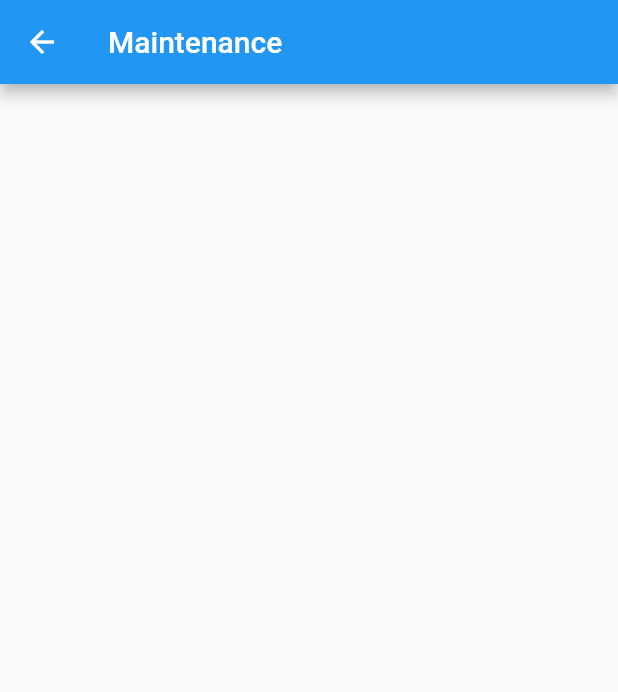
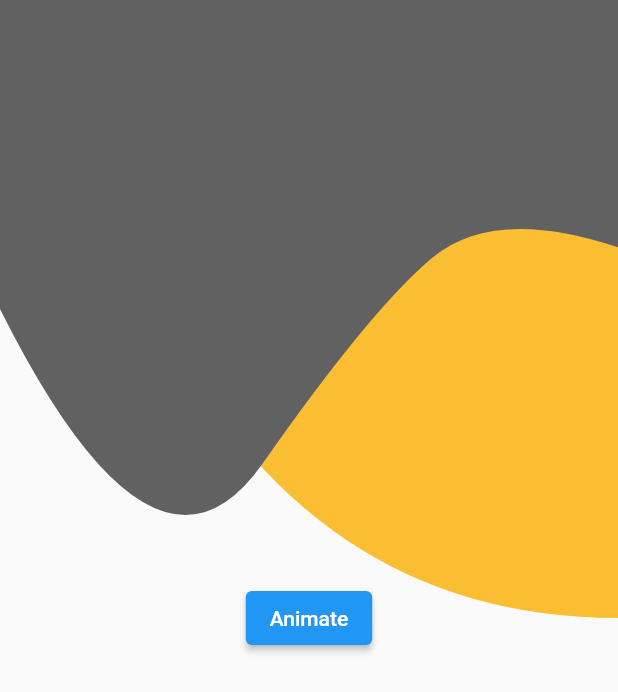
Before and after one commit to Sahajpal/Maintenance_app, a Flutter app: the screen it shows after launch, on a phone screen of 412 x 824 dp. Shown: the top 692 px of the screen. Run offline on Flutter 3.47's test engine with Material 2 defaults, Android fonts, the phone set to English and light mode, and no system bars; our stand-ins replace flutter_spinkit.

Commit message:
Implemented Color Palette and Animations

```diff
--- /dev/null
+++ b/lib/config/palette.dart
@@ -0,0 +1,8 @@
+import 'package:flutter/painting.dart';
+
+class Palette {
+  static const Color Yellow = Color(0xfffbbd32);
+  static const Color DarkGrey = Color(0xff616161);
+  static const Color MediumGrey = Color(0xff9c9c9c);
+  static const Color LightGrey = Color(0xffacacac);
+}
--- a/lib/main.dart
+++ b/lib/main.dart
@@ -2,6 +2,7 @@ import 'package:flutter/material.dart';
 import 'package:maintenance_app/screens/splash_screen.dart';
 
 void main() {
+
   runApp(MyApp());
 }
 
--- /dev/null
+++ b/lib/screens/auth.dart
@@ -0,0 +1,49 @@
+import 'package:flutter/material.dart';
+import 'package:maintenance_app/screens/auth_anitmation.dart';
+
+class AuthScreen extends StatefulWidget {
+  const AuthScreen({Key key}) : super(key: key);
+
+  @override
+  _AuthScreenState createState() => _AuthScreenState();
+}
+
+class _AuthScreenState extends State<AuthScreen> with SingleTickerProviderStateMixin{
+  AnimationController _controller;
+
+  @override
+  void initState() {
+    _controller = AnimationController(vsync: this, duration: Duration(seconds: 2));
+    super.initState();
+  }
+
+  @override
+  void dispose() {
+    _controller.dispose();
+    super.dispose();
+  }
+
+  @override
+  Widget build(BuildContext context) {
+    return Scaffold(
+      body: Stack(
+        children: [
+          SizedBox.expand(
+            child: CustomPaint(
+              painter: BackgroundPainter(
+                animation: _controller.view,
+              ),
+            ),
+          ),
+          Center(
+            child: ElevatedButton(onPressed: () {
+              _controller.forward(from: 0);
+            },
+              child: Text('Animate'),
+            ),
+          ),
+        ],
+      ),
+    );
+  }
+}
--- /dev/null
+++ b/lib/screens/auth_anitmation.dart
@@ -0,0 +1,219 @@
+import 'dart:math';
+import 'dart:ui';
+
+import 'package:flutter/animation.dart';
+import 'package:flutter/rendering.dart';
+import 'package:maintenance_app/config/palette.dart';
+
+class BackgroundPainter extends CustomPainter {
+  BackgroundPainter({Animation<double> animation})
+      : yellow = Paint()
+          ..color = Palette.Yellow
+          ..style = PaintingStyle.fill,
+        darkGrey = Paint()
+          ..color = Palette.DarkGrey
+          ..style = PaintingStyle.fill,
+        mediumGrey = Paint()
+          ..color = Palette.MediumGrey
+          ..style = PaintingStyle.fill,
+        lightGrey = Paint()
+          ..color = Palette.LightGrey
+          ..style = PaintingStyle.fill,
+        liquidAnim = CurvedAnimation(
+          parent: animation,
+          curve: Curves.elasticOut,
+          reverseCurve: Curves.easeInBack,
+        ),
+        yellowAnim = CurvedAnimation(
+          parent: animation,
+          curve: const SpringCurve(),
+          reverseCurve: Curves.easeInCirc,
+        ),
+        darkGreyAnim = CurvedAnimation(
+          parent: animation,
+          curve: const Interval(
+            0,
+            0.7,
+            curve: Interval(0, 0.8, curve: SpringCurve()),
+          ),
+          reverseCurve: Curves.linear,
+        ),
+        mediumGreyAnim = CurvedAnimation(
+          parent: animation,
+          curve: const Interval(
+            0,
+            0.8,
+            curve: Interval(0, 0.9, curve: SpringCurve()),
+          ),
+          reverseCurve: Curves.linear,
+        ),
+        lightGreyAnim = CurvedAnimation(
+          parent: animation,
+          curve: const Interval(
+            0,
+            0.9,
+            curve: Interval(0, 1, curve: SpringCurve()),
+          ),
+          reverseCurve: Curves.linear,
+        ),
+        super(repaint: animation);
+
+  final Animation<double> liquidAnim;
+  final Animation<double> yellowAnim;
+  final Animation<double> darkGreyAnim;
+  final Animation<double> mediumGreyAnim;
+  final Animation<double> lightGreyAnim;
+
+  final Paint yellow;
+  final Paint darkGrey;
+  final Paint mediumGrey;
+  final Paint lightGrey;
+
+  @override
+  void paint(Canvas canvas, Size size) {
+    paintYellow(size, canvas);
+    paintDarkGrey(size, canvas);
+    paintLightGrey(size, canvas);
+  }
+
+  void paintYellow(Size size, Canvas canvas) {
+    final path = Path();
+    path.moveTo(size.width, size.height / 2);
+    path.lineTo(size.width, 0);
+    path.lineTo(0, 0);
+    path.lineTo(0, lerpDouble(0, size.height, yellowAnim.value));
+    _addPointsToPath(path, [
+      Point(
+        lerpDouble(0, size.width / 3, yellowAnim.value),
+        lerpDouble(0, size.height, yellowAnim.value),
+      ),
+      Point(
+        lerpDouble(size.width / 2, size.width / 4 * 3, liquidAnim.value),
+        lerpDouble(size.height / 2, size.height / 4 * 3, liquidAnim.value),
+      ),
+      Point(
+        size.width,
+        lerpDouble(size.height / 2, size.height * 3 / 4, liquidAnim.value),
+      ),
+    ]);
+
+    canvas.drawPath(path, yellow);
+  }
+
+  void paintDarkGrey(Size size, Canvas canvas) {
+    final path = Path();
+    path.moveTo(size.width, 300);
+    path.lineTo(size.width, 0);
+    path.lineTo(0, 0);
+    path.lineTo(
+      0,
+      lerpDouble(
+        size.height / 4,
+        size.height / 2,
+        darkGreyAnim.value,
+      ),
+    );
+    _addPointsToPath(
+      path,
+      [
+        Point(
+          size.width / 4,
+          lerpDouble(size.height / 2, size.height * 3 / 4, liquidAnim.value),
+        ),
+        Point(
+          size.width * 3 / 5,
+          lerpDouble(size.height / 4, size.height / 2, liquidAnim.value),
+        ),
+        Point(
+          size.width * 4 / 5,
+          lerpDouble(size.height / 6, size.height / 3, darkGreyAnim.value),
+        ),
+        Point(
+          size.width,
+          lerpDouble(size.height / 5, size.height / 4, darkGreyAnim.value),
+        ),
+      ],
+    );
+
+    canvas.drawPath(path, darkGrey);
+  }
+
+  void paintLightGrey(Size size, Canvas canvas) {
+    if (lightGreyAnim.value > 0) {
+      final path = Path();
+
+      path.moveTo(size.width * 3 / 4, 0);
+      path.lineTo(0, 0);
+      path.lineTo(
+        0,
+        lerpDouble(0, size.height / 12, lightGreyAnim.value),
+      );
+
+      _addPointsToPath(path, [
+        Point(
+          size.width / 7,
+          lerpDouble(0, size.height / 6, liquidAnim.value),
+        ),
+        Point(
+          size.width / 3,
+          lerpDouble(0, size.height / 10, liquidAnim.value),
+        ),
+        Point(
+          size.width / 3 * 2,
+          lerpDouble(0, size.height / 8, liquidAnim.value),
+        ),
+        Point(
+          size.width * 3 / 4,
+          0,
+        ),
+      ]);
+
+      canvas.drawPath(path, lightGrey);
+    }
+  }
+
+  @override
+  bool shouldRepaint(covariant CustomPainter oldDelegate) {
+    return true;
+  }
+
+  void _addPointsToPath(Path path, List<Point> points) {
+    if (points.length < 3) {
+      throw UnsupportedError(' Need three or more points to create a path.');
+    }
+
+    for (var i = 0; i < points.length - 2; i++) {
+      final xc = (points[i].x + points[i + 1].x) / 2;
+      final yc = (points[i].y + points[i + 1].y) / 2;
+      path.quadraticBezierTo(points[i].x, points[i].y, xc, yc);
+    }
+
+    path.quadraticBezierTo(
+        points[points.length - 2].x,
+        points[points.length - 2].y,
+        points[points.length - 1].x,
+        points[points.length - 1].y);
+  }
+}
+
+class Point {
+  final double x;
+  final double y;
+
+  Point(this.x, this.y);
+}
+
+class SpringCurve extends Curve {
+  const SpringCurve({
+    this.a = 0.15,
+    this.w = 19.4,
+  });
+
+  final double a;
+  final double w;
+
+  @override
+  double transformInternal(double t) {
+    return (-(pow(e, -t / a) * cos(t * w)) + 1).toDouble();
+  }
+}
--- a/lib/screens/splash_screen.dart
+++ b/lib/screens/splash_screen.dart
@@ -3,7 +3,8 @@ import 'dart:async';
 import 'package:flutter/cupertino.dart';
 import 'package:flutter/material.dart';
 import 'package:flutter_spinkit/flutter_spinkit.dart';
-import 'package:maintenance_app/screens/home_page.dart';
+
+import 'auth.dart';
 
 class Splash extends StatefulWidget {
   const Splash({Key key}) : super(key: key);
@@ -17,7 +18,7 @@ class _SplashState extends State<Splash> {
   @override
   void initState() {
     super.initState();
-    Timer(Duration(seconds: 3), () => Navigator.push(context, MaterialPageRoute(builder: (context) => Home())));
+    Timer(Duration(seconds: 3), () => Navigator.push(context, MaterialPageRoute(builder: (context) => AuthScreen())));
   }
 
   @override
--- a/pubspec.yaml
+++ b/pubspec.yaml
@@ -29,8 +29,7 @@ dependencies:
   # Use with the CupertinoIcons class for iOS style icons.
   cupertino_icons: ^1.0.2
   flutter_spinkit: ^5.0.0
-  firebase_auth: ^1.1.3
-  firebase_dynamic_links: ^2.0.2
+  lit_firebase_auth: ^0.3.0
 
 dev_dependencies:
   flutter_test:
```
Also changed, not shown: 3 other files.
